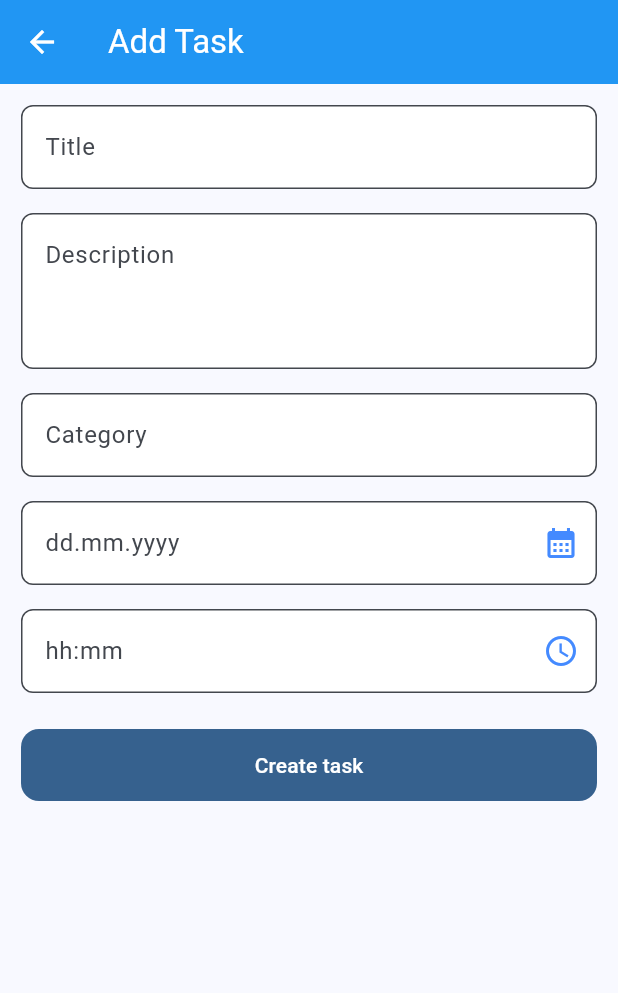
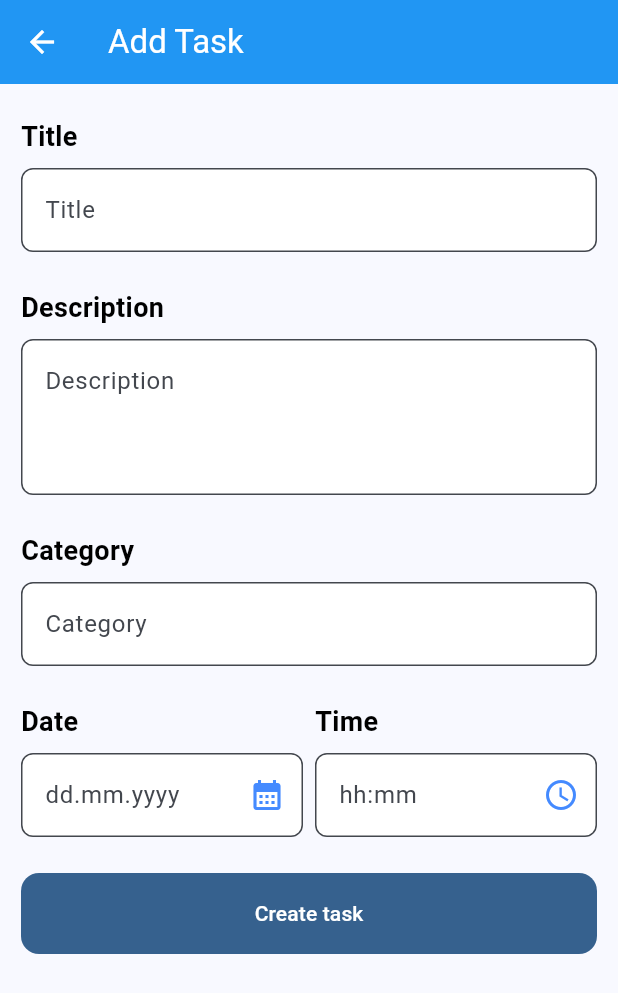
Before and after one commit to Nabijonov-Otabek-19/todo_app_flutter, a Flutter app: the screen it shows after launch, after a tap on the "add" icon, on a phone screen of 412 x 824 dp. Shown: the top 993 px of the screen. Run offline on Flutter 3.47's test engine with Material 3 defaults, Android fonts, the phone set to English and light mode, and no system bars; our stand-ins replace fluttertoast, hive, hive_flutter; accounts and stored records are empty.

Commit message:
project updated

```diff
--- a/lib/presentation/screen/add/add_screen.dart
+++ b/lib/presentation/screen/add/add_screen.dart
@@ -55,9 +55,20 @@ class _AddScreenState extends State<AddScreen> {
           child: Padding(
             padding: const EdgeInsets.all(14),
             child: Column(
-              mainAxisAlignment: MainAxisAlignment.start,
+              crossAxisAlignment: CrossAxisAlignment.start,
               children: [
                 // Title
+                const Padding(
+                  padding: EdgeInsets.symmetric(vertical: 8),
+                  child: Text(
+                    "Title",
+                    style: TextStyle(
+                      color: Colors.black,
+                      fontSize: 18,
+                      fontWeight: FontWeight.bold,
+                    ),
+                  ),
+                ),
                 TextField(
                   controller: titleController,
                   keyboardType: TextInputType.text,
@@ -71,7 +82,19 @@ class _AddScreenState extends State<AddScreen> {
                   ),
                 ),
                 const SizedBox(height: 16),
+
                 // Description
+                const Padding(
+                  padding: EdgeInsets.symmetric(vertical: 8),
+                  child: Text(
+                    "Description",
+                    style: TextStyle(
+                      color: Colors.black,
+                      fontSize: 18,
+                      fontWeight: FontWeight.bold,
+                    ),
+                  ),
+                ),
                 TextField(
                   controller: descriptionController,
                   keyboardType: TextInputType.text,
@@ -86,7 +109,19 @@ class _AddScreenState extends State<AddScreen> {
                   ),
                 ),
                 const SizedBox(height: 16),
+
                 // Category
+                const Padding(
+                  padding: EdgeInsets.symmetric(vertical: 8),
+                  child: Text(
+                    "Category",
+                    style: TextStyle(
+                      color: Colors.black,
+                      fontSize: 18,
+                      fontWeight: FontWeight.bold,
+                    ),
+                  ),
+                ),
                 TextField(
                   controller: categoryController,
                   keyboardType: TextInputType.text,
@@ -101,7 +136,25 @@ class _AddScreenState extends State<AddScreen> {
                 ),
                 const SizedBox(height: 16),
 
+                // Date and Time picker
+                Row(
+                  children: [
+                    Expanded(
+                      child: Column(
+                        crossAxisAlignment: CrossAxisAlignment.start,
+                        children: [
                           // Date picker
+                          const Padding(
+                            padding: EdgeInsets.symmetric(vertical: 8),
+                            child: Text(
+                              "Date",
+                              style: TextStyle(
+                                color: Colors.black,
+                                fontSize: 18,
+                                fontWeight: FontWeight.bold,
+                              ),
+                            ),
+                          ),
                           TextField(
                             canRequestFocus: false,
                             enableInteractiveSelection: false,
@@ -112,7 +165,9 @@ class _AddScreenState extends State<AddScreen> {
                               suffixIcon: IconButton(
                                 icon: const Icon(Icons.calendar_month),
                                 onPressed: () async {
-                        context.read<AddProvider>().selectDate(context);
+                                  context
+                                      .read<AddProvider>()
+                                      .selectDate(context);
                                 },
                               ),
                               suffixIconColor: Colors.blueAccent,
@@ -121,9 +176,27 @@ class _AddScreenState extends State<AddScreen> {
                               ),
                             ),
                           ),
+                        ],
+                      ),
+                    ),
+                    const SizedBox(width: 8),
 
-                const SizedBox(height: 16),
                     // Time picker
+                    Expanded(
+                      child: Column(
+                        crossAxisAlignment: CrossAxisAlignment.start,
+                        children: [
+                          const Padding(
+                            padding: EdgeInsets.symmetric(vertical: 8),
+                            child: Text(
+                              "Time",
+                              style: TextStyle(
+                                color: Colors.black,
+                                fontSize: 18,
+                                fontWeight: FontWeight.bold,
+                              ),
+                            ),
+                          ),
                           TextField(
                             canRequestFocus: false,
                             enableInteractiveSelection: false,
@@ -134,7 +207,9 @@ class _AddScreenState extends State<AddScreen> {
                               suffixIcon: IconButton(
                                 icon: const Icon(Icons.watch_later_outlined),
                                 onPressed: () async {
-                        context.read<AddProvider>().selectTime(context);
+                                  context
+                                      .read<AddProvider>()
+                                      .selectTime(context);
                                 },
                               ),
                               suffixIconColor: Colors.blueAccent,
@@ -143,9 +218,14 @@ class _AddScreenState extends State<AddScreen> {
                               ),
                             ),
                           ),
+                        ],
+                      ),
+                    ),
+                  ],
+                ),
+                const SizedBox(height: 24),
 
-                const SizedBox(height: 24),
-                // create button
+                // Create button
                 FilledButton(
                   onPressed: () async {
                     final title = titleController.text.toString().trim();
@@ -159,7 +239,8 @@ class _AddScreenState extends State<AddScreen> {
                         title.isNotEmpty &&
                         description.isNotEmpty &&
                         categ.isNotEmpty &&
-                        date.isNotEmpty && time.isNotEmpty) {
+                        date.isNotEmpty &&
+                        time.isNotEmpty) {
                       final newItem = TodoModel(
                         title: title,
                         description: description,
@@ -175,7 +256,8 @@ class _AddScreenState extends State<AddScreen> {
                         title.isNotEmpty &&
                         description.isNotEmpty &&
                         categ.isNotEmpty &&
-                        date.isNotEmpty && time.isNotEmpty) {
+                        date.isNotEmpty &&
+                        time.isNotEmpty) {
                       final newItem = TodoModel(
                         title: title,
                         description: description,
@@ -196,7 +278,7 @@ class _AddScreenState extends State<AddScreen> {
                   },
                   style: ButtonStyle(
                     minimumSize: const MaterialStatePropertyAll(
-                      Size(double.infinity, 48),
+                      Size(double.infinity, 54),
                     ),
                     shape: MaterialStatePropertyAll(
                       RoundedRectangleBorder(
```
Lines whose indentation alone changed are shown as unchanged.
